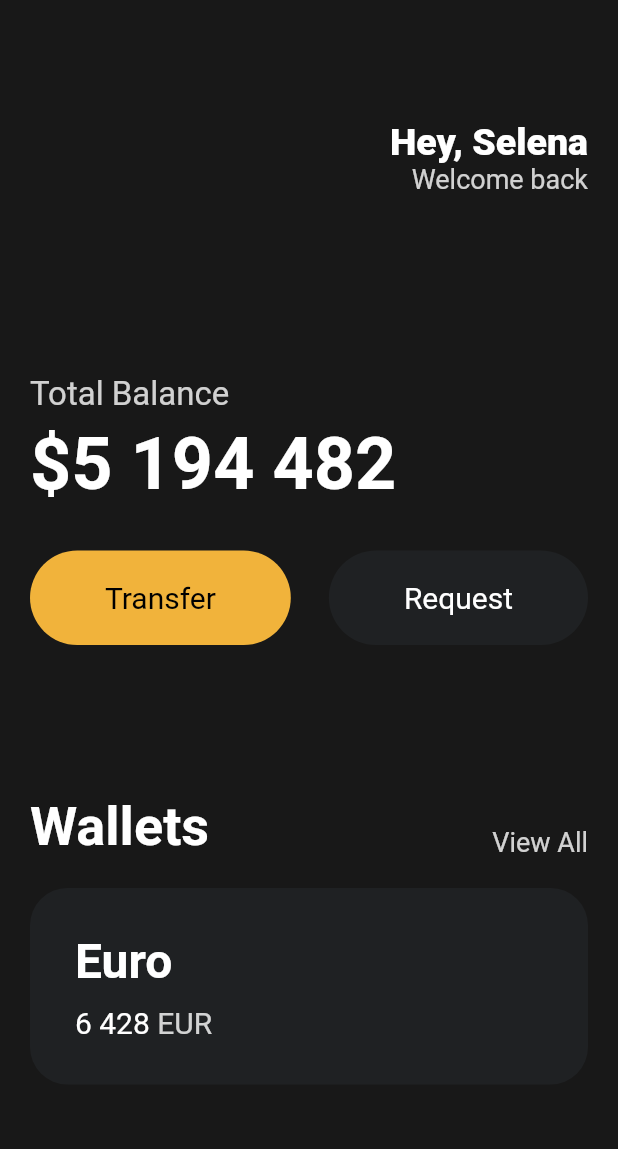
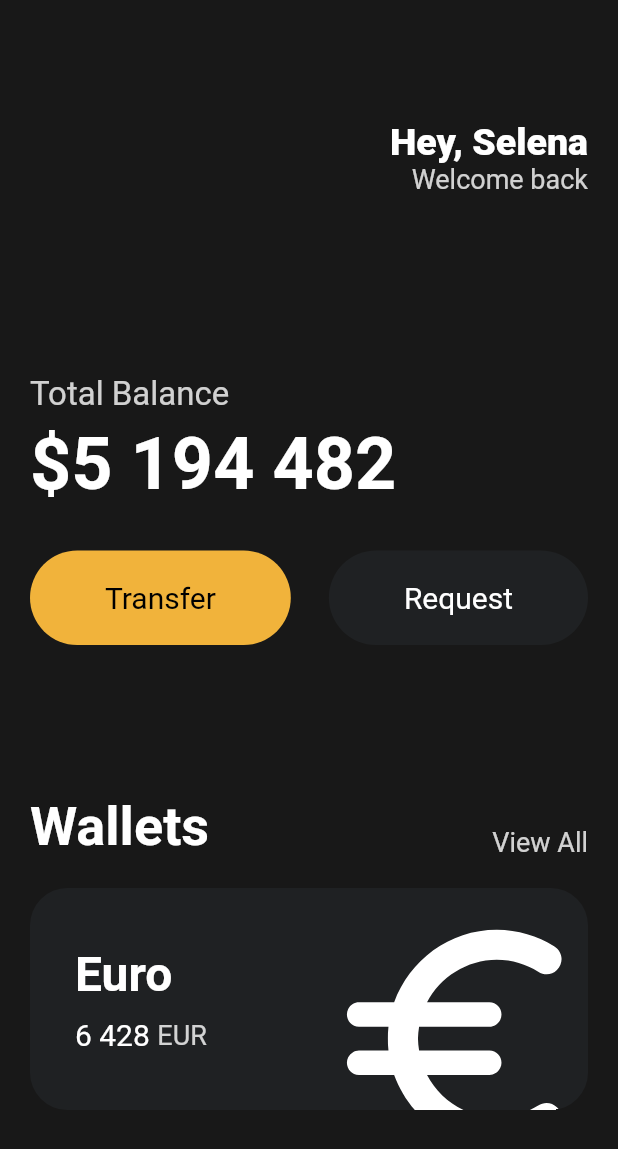
Before and after one commit to YeWeon/toonflix, a Flutter app: the screen it shows after launch, on a phone screen of 412 x 824 dp. Shown: the top 1149 px of the screen. Run offline on Flutter 3.47's test engine with Material 2 defaults, Android fonts, the phone set to English and light mode, and no system bars.

Commit message:
feat: Card Icon

```diff
--- a/lib/main.dart
+++ b/lib/main.dart
@@ -114,6 +114,7 @@ class App extends StatelessWidget {
                 height: 20,
               ),
               Container(
+                clipBehavior: Clip.hardEdge,
                 decoration: BoxDecoration(
                   color: const Color(0xFF1F2123),
                   borderRadius: BorderRadius.circular(25),
@@ -121,6 +122,7 @@ class App extends StatelessWidget {
                 child: Padding(
                   padding: const EdgeInsets.all(30),
                   child: Row(
+                    mainAxisAlignment: MainAxisAlignment.spaceBetween,
                     children: [
                       Column(
                         crossAxisAlignment: CrossAxisAlignment.start,
@@ -152,12 +154,23 @@ class App extends StatelessWidget {
                                 'EUR',
                                 style: TextStyle(
                                   color: Colors.white.withOpacity(0.8),
-                                  fontSize: 20,
+                                  fontSize: 18,
                                 ),
                               ),
                             ],
                           ),
                         ],
+                      ),
+                      Transform.scale(
+                        scale: 2.2,
+                        child: Transform.translate(
+                          offset: const Offset(-5, 12),
+                          child: const Icon(
+                            Icons.euro_rounded,
+                            color: Colors.white,
+                            size: 88,
+                          ),
+                        ),
                       ),
                     ],
                   ),
```
